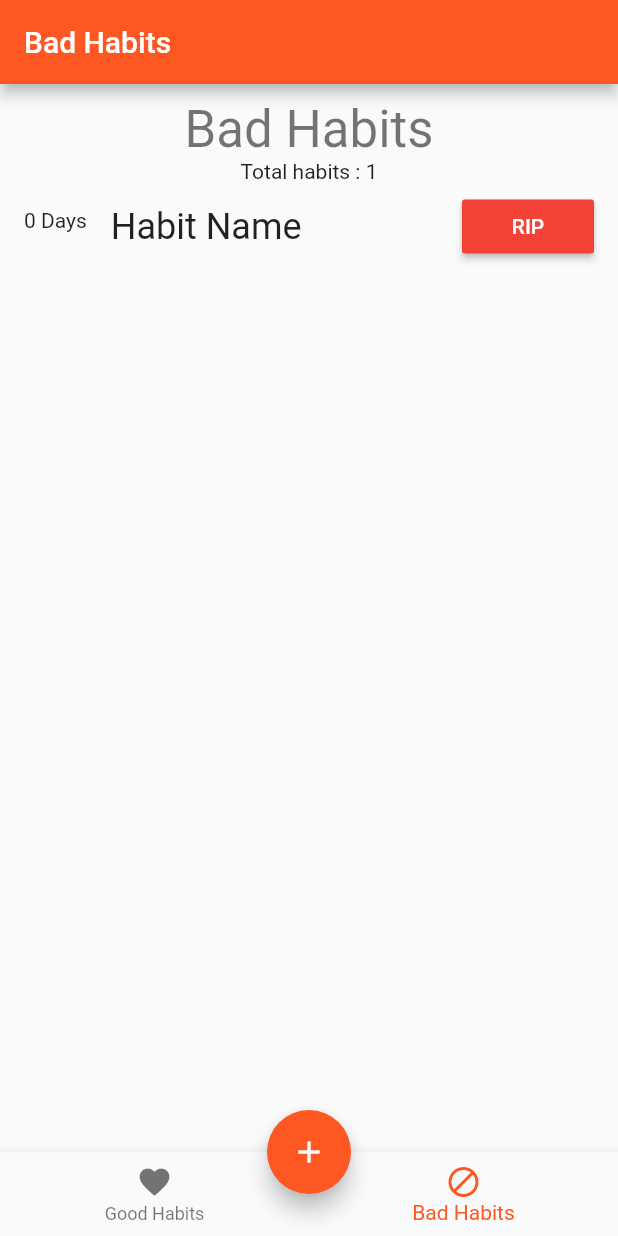
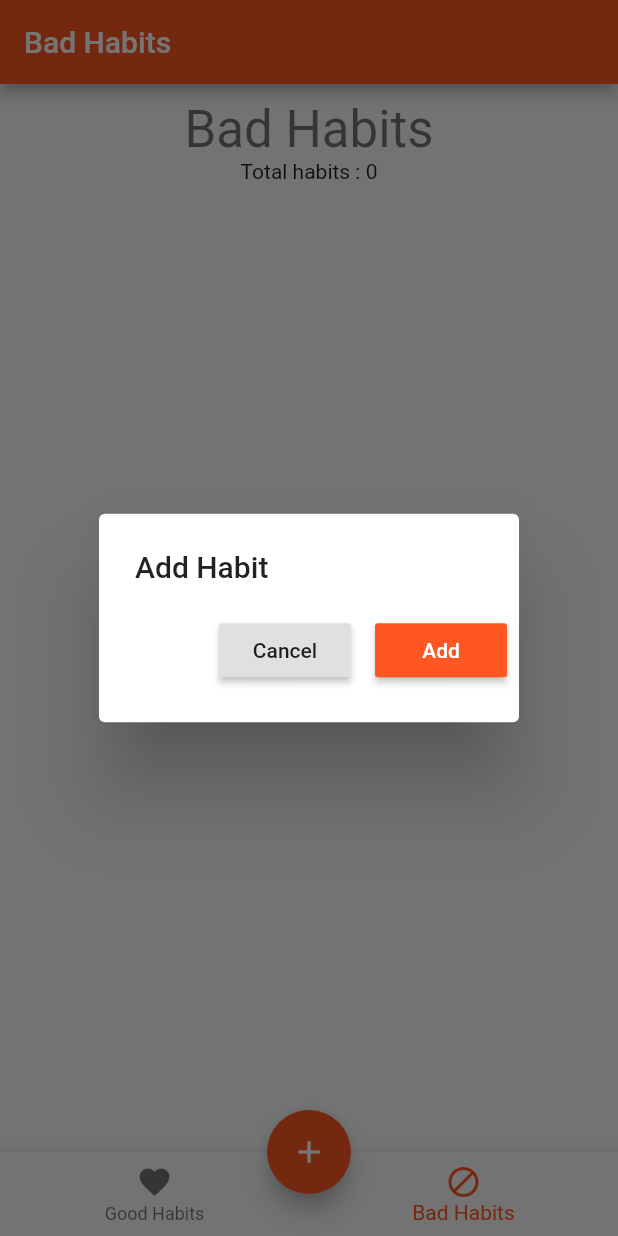
Before and after one commit to isaiahb/HabitsApp, a Flutter app: the screen it shows after launch, item 2 of the bottom bar chosen, after a tap on the "add" icon, on a phone screen of 412 x 824 dp. Run offline on Flutter 3.47's test engine with Material 2 defaults, Android fonts, the phone set to English and light mode, and no system bars.

Commit message:
Added simple dialog to confirm creation of habit

```diff
--- a/lib/main.dart
+++ b/lib/main.dart
@@ -48,16 +48,55 @@ class _MyHomePageState extends State<MyHomePage> {
   Color get color => _colorOptions[_selectedIndex];
   String get title => _textOptions[_selectedIndex];
 
+  TextEditingController nameController = new TextEditingController();
+
   void _onTap(int index) {
     setState(() {
       _selectedIndex = index;
     });
   }
 
-  void _createHabit({String name = "Habit Name"}) {
+  void _createHabit(BuildContext context) async {
+    String name;
+    DateTime startingDate;
 
+    Habit habit = await showDialog<Habit>(
+      context: context,
+      builder: (BuildContext context) {
+        return SimpleDialog(
+          title: const Text('Add Habit'),
+
+          children: <Widget>[
+            Row(
+              mainAxisSize: MainAxisSize.min,
+              mainAxisAlignment: MainAxisAlignment.end,
+              children: <Widget>[
+
+                Padding(
+                  padding: const EdgeInsets.all(8.0),
+                  child: RaisedButton(
+                    onPressed: () { Navigator.pop(context, null); },
+                    child: const Text('Cancel'),
+                  ),
+                ),
+                Padding(
+                  padding: const EdgeInsets.all(8.0),
+                  child: RaisedButton(
+                    color: Colors.deepOrange,
+                    onPressed: () { Navigator.pop(context, new Habit("Habit")); },
+                    child: const Text('Add', style: TextStyle(color: Colors.white)),
+                  ),
+                ),
+              ],
+            )
+
+          ],
+        );
+      }
+    );
+
+    if (habit == null) return;
     setState(() {
-      Habit habit = new Habit(name);
       habits.add(habit);
     });
   }
@@ -79,7 +118,7 @@ class _MyHomePageState extends State<MyHomePage> {
 
 
       floatingActionButton: new FloatingActionButton(
-        onPressed: _createHabit,
+        onPressed: (){_createHabit(context);},
         tooltip: 'Increment',
         child: new Icon(Icons.add),
       ),
```
